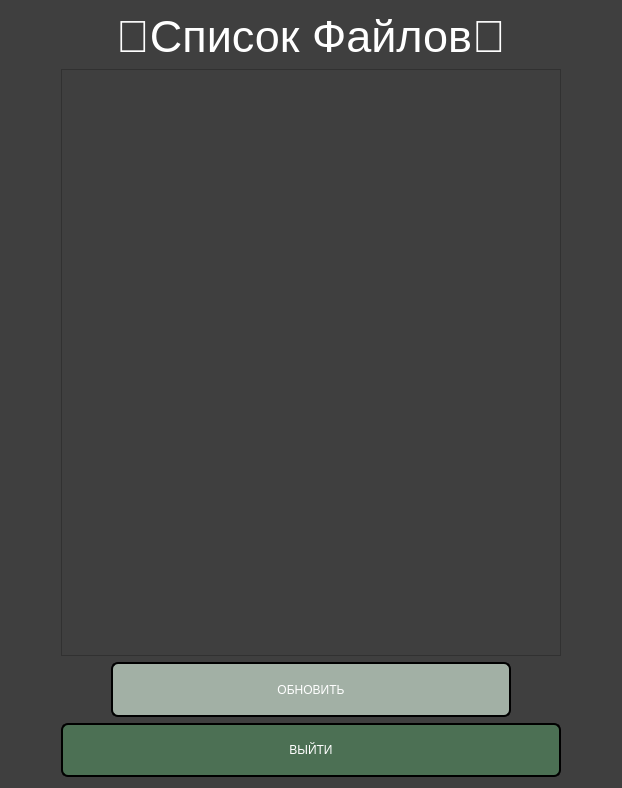
First picture: the form in interface/flesh_menu.ui, repository A0Grafsky/CloneFlash, before the edit.
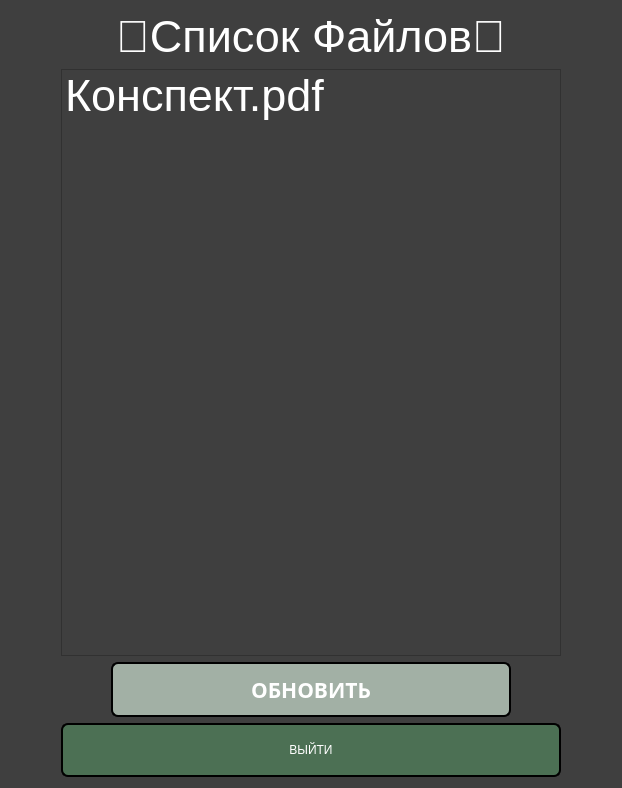
Second picture: the form after the edit.

Commit message: Change fonts, add exceptions

Patch:
```diff
--- a/interface/flesh_menu.ui
+++ b/interface/flesh_menu.ui
@@ -53,6 +53,26 @@
          <height>0</height>
         </size>
        </property>
+       <property name="font">
+        <font>
+         <family>Tahoma</family>
+         <pointsize>-1</pointsize>
+         <italic>false</italic>
+         <bold>false</bold>
+        </font>
+       </property>
+       <property name="styleSheet">
+        <string notr="true">
+font: 36pt &quot;Tahoma&quot;;
+color:White; 
+font-size: 45px
+</string>
+       </property>
+       <item>
+        <property name="text">
+         <string>Конспект.pdf</string>
+        </property>
+       </item>
       </widget>
      </item>
      <item alignment="Qt::AlignHCenter">
@@ -69,6 +89,14 @@
          <height>55</height>
         </size>
        </property>
+       <property name="font">
+        <font>
+         <family>Bell MT</family>
+         <pointsize>16</pointsize>
+         <italic>false</italic>
+         <bold>true</bold>
+        </font>
+       </property>
        <property name="styleSheet">
         <string notr="true">QPushButton {
 	font: 700 16pt &quot;Bell MT&quot;;
```
The commit also changes 8 other files.
